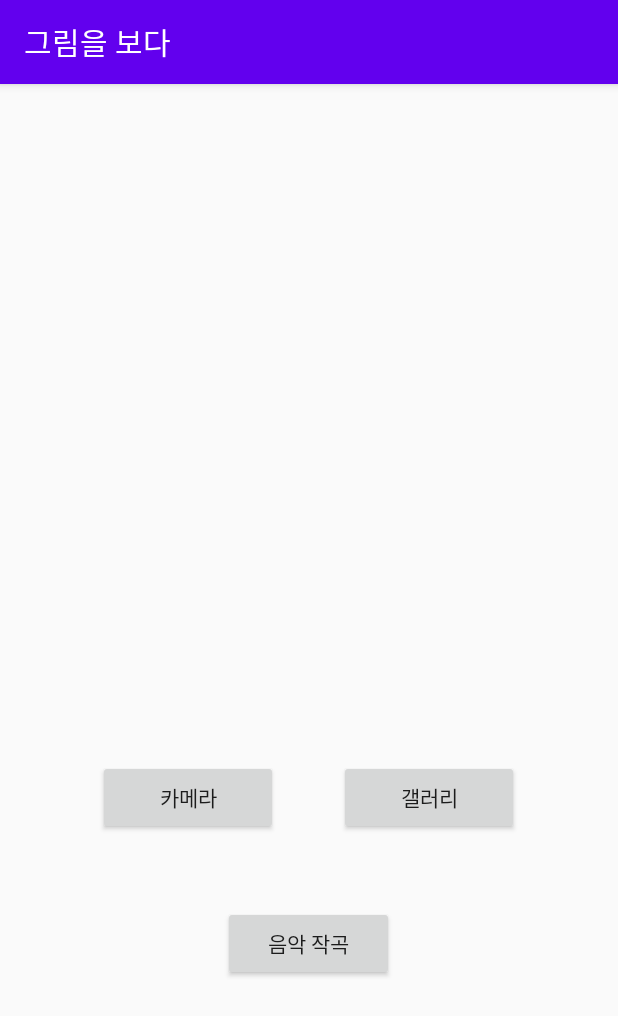
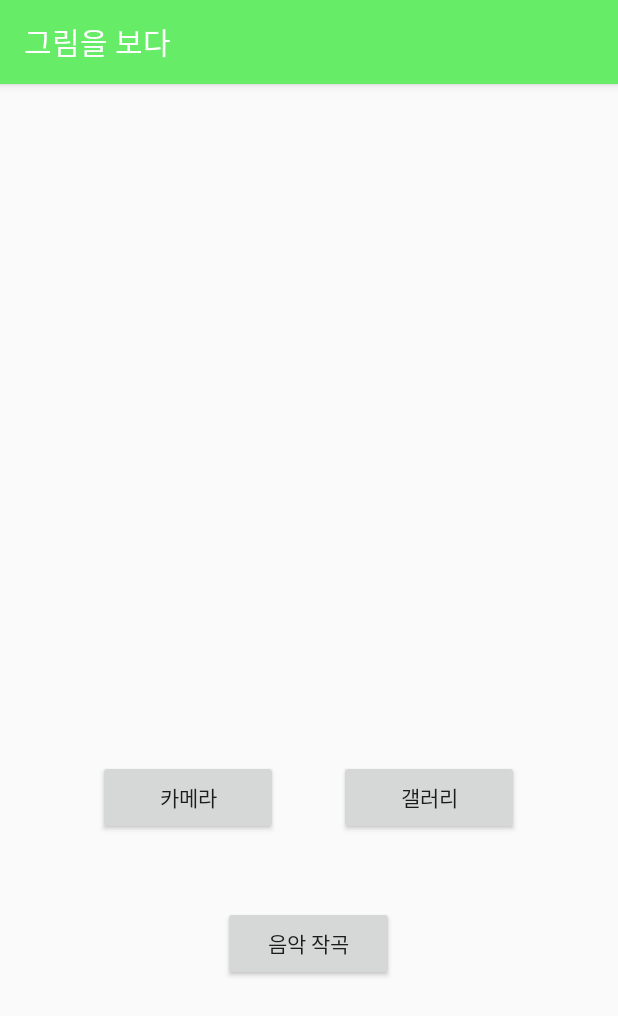
Before and after one commit to cokes04/melody, an Android app: the screen it shows after launch (GenerateMusicActivity), after a tap on "음악 작곡", on a phone screen of 412 x 824 dp. Shown: the top 1016 px of the screen. Run offline under Robolectric (Android 15) with nearby library versions, the phone set to English and light mode, and no system bars; our stand-ins replace navigation-ui; pictures from the network do not load.

Commit message:
인트로 화면 생성

```diff
--- /dev/null
+++ b/ui/app/src/main/java/com/melody/ui/IntroActivity.java
@@ -0,0 +1,29 @@
+package com.melody.ui;
+
+import android.content.Intent;
+import android.os.Bundle;
+import android.os.Handler;
+import android.support.v7.app.AppCompatActivity;
+
+public class IntroActivity extends AppCompatActivity {
+    @Override
+    protected void onCreate(Bundle savedInstanceState) {
+        super.onCreate(savedInstanceState);
+        setContentView(R.layout.activity_intro); //xml , java 소스 연결
+        Handler handler = new Handler();
+        handler.postDelayed(new Runnable(){
+            @Override
+            public void run() {
+                Intent intent = new Intent(getApplicationContext(), MainActivity.class);
+                startActivity(intent);
+                finish();
+            }
+        },1500);
+    }
+
+    @Override
+    protected void onPause(){
+        super.onPause();
+        finish();
+    }
+}
--- a/ui/app/src/main/res/values/colors.xml
+++ b/ui/app/src/main/res/values/colors.xml
@@ -1,5 +1,7 @@
 <?xml version="1.0" encoding="utf-8"?>
 <resources>
+    <color name="green1">#66EC66</color>
+    <color name="green2">#5CE75C</color>
     <color name="purple_200">#FFBB86FC</color>
     <color name="purple_500">#FF6200EE</color>
     <color name="purple_700">#FF3700B3</color>
--- a/ui/app/src/main/res/values/themes.xml
+++ b/ui/app/src/main/res/values/themes.xml
@@ -2,8 +2,8 @@
     <!-- Base application theme. -->
     <style name="Theme.Melody" parent="Theme.AppCompat.Light.DarkActionBar">
         <!-- Primary brand color. -->
-        <item name="colorPrimary">@color/purple_500</item>
-        <item name="colorPrimaryDark">@color/purple_700</item>
+        <item name="colorPrimary">@color/green1</item>
+        <item name="colorPrimaryDark">@color/green2</item>
         <item name="colorAccent">@color/teal_200</item>
         <!-- Customize your theme here. -->
     </style>
```
Also changed, not shown: ui/app/src/main/AndroidManifest.xml (+10 -0 lines), ui/app/src/main/res/layout/activity_intro.xml (added, +17 -0 lines), ui/app/src/main/res/drawable/logo.png (added).
